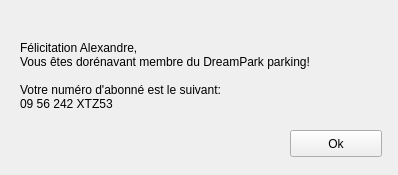
The window that UI/pop_Im_subscribed.ui (matthieupenchenat81/DreamPark) describes before a commit, drawn with Qt 5.
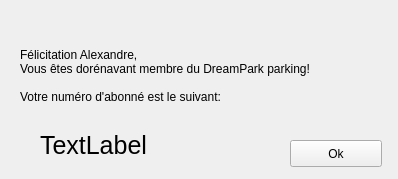
The same window after the commit.

The edit to the form file:
```diff
--- a/UI/pop_Im_subscribed.ui
+++ b/UI/pop_Im_subscribed.ui
@@ -7,7 +7,7 @@
     <x>0</x>
     <y>0</y>
     <width>398</width>
-    <height>175</height>
+    <height>179</height>
    </rect>
   </property>
   <property name="windowTitle">
@@ -27,15 +27,14 @@
      <string>Félicitation Alexandre,
 Vous êtes dorénavant membre du DreamPark parking!
 
-Votre numéro d'abonné est le suivant: 
-09 56 242 XTZ53</string>
+Votre numéro d'abonné est le suivant: </string>
     </property>
    </widget>
    <widget class="QPushButton" name="pushButton">
     <property name="geometry">
      <rect>
       <x>290</x>
-      <y>130</y>
+      <y>140</y>
       <width>92</width>
       <height>27</height>
      </rect>
@@ -44,6 +43,24 @@
      <string>Ok</string>
     </property>
    </widget>
+   <widget class="QLabel" name="label_2">
+    <property name="geometry">
+     <rect>
+      <x>40</x>
+      <y>130</y>
+      <width>171</width>
+      <height>31</height>
+     </rect>
+    </property>
+    <property name="font">
+     <font>
+      <pointsize>19</pointsize>
+     </font>
+    </property>
+    <property name="text">
+     <string>TextLabel</string>
+    </property>
+   </widget>
   </widget>
  </widget>
  <resources/>
```
Left out of the diff: 4 changed lines with no effect on the pictures.
